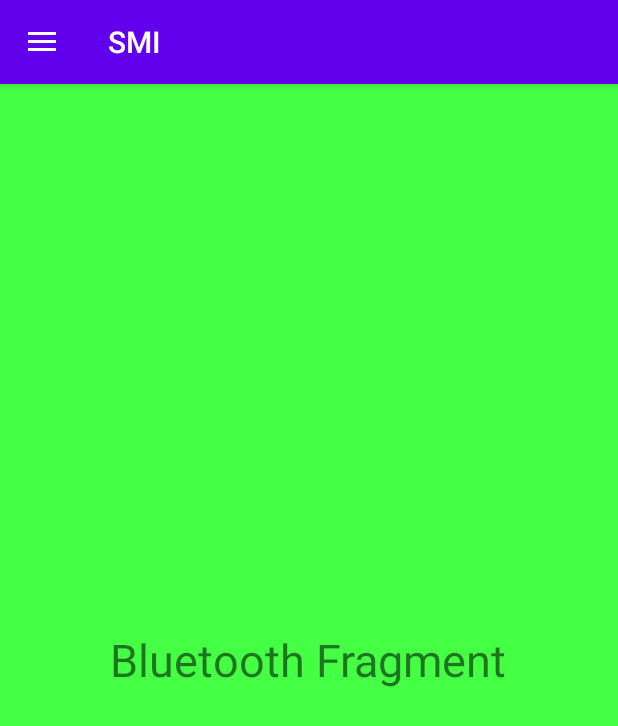
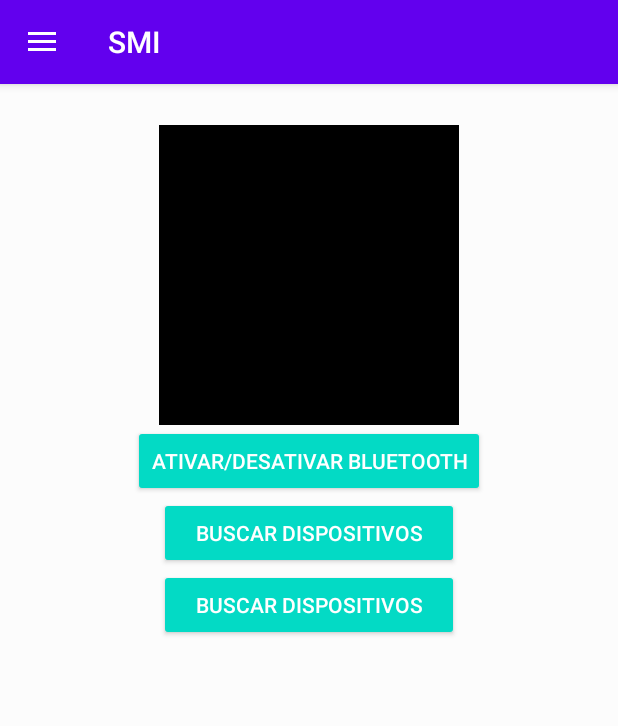
Before and after one commit to edsonpinheiro/projectSMI, an Android app: the fragment BluetoothFragment placed in its activity, on a phone screen of 412 x 824 dp. Shown: the top 726 px of the screen. Run offline under Robolectric (Android 15) with nearby library versions, the phone set to English and light mode, and no system bars.

Commit message:
Criar tela BluetoothFragment. Adicionar função de habilitar e desabilitar Bluetooth

```diff
--- a/app/src/main/AndroidManifest.xml
+++ b/app/src/main/AndroidManifest.xml
@@ -1,6 +1,9 @@
 <?xml version="1.0" encoding="utf-8"?>
 <manifest xmlns:android="http://schemas.android.com/apk/res/android"
     package="br.com.daniel.ramos.projetosmi">
+
+    <uses-permission android:name="android.permission.BLUETOOTH"/>
+    <uses-permission android:name="android.permission.BLUETOOTH_ADMIN"/>
 
     <application
         android:allowBackup="true"
--- a/app/src/main/java/br/com/daniel/ramos/projetosmi/Presenter/PresenterMVP.java
+++ b/app/src/main/java/br/com/daniel/ramos/projetosmi/Presenter/PresenterMVP.java
@@ -1,5 +1,10 @@
 package br.com.daniel.ramos.projetosmi.Presenter;
 
+import android.content.Context;
+import android.content.Intent;
+import android.widget.TextView;
+
+import androidx.annotation.Nullable;
 import androidx.fragment.app.Fragment;
 import androidx.fragment.app.FragmentManager;
 
@@ -13,6 +18,7 @@ public interface PresenterMVP {
 
     /* Representa o Presenter no MVP para o BluetoothFragment */
     interface BluetoothPresenter {
-
+        void enableDisableBT();
+        void broadcastReceiver1(Context context, Intent intent);
     }
 }
--- a/app/src/main/java/br/com/daniel/ramos/projetosmi/View/BluetoothFragment.java
+++ b/app/src/main/java/br/com/daniel/ramos/projetosmi/View/BluetoothFragment.java
@@ -1,21 +1,109 @@
 package br.com.daniel.ramos.projetosmi.View;
 
+import android.bluetooth.BluetoothAdapter;
+import android.bluetooth.BluetoothDevice;
+import android.content.BroadcastReceiver;
+import android.content.Context;
+import android.content.Intent;
+import android.content.IntentFilter;
 import android.os.Bundle;
+import android.util.Log;
 import android.view.LayoutInflater;
 import android.view.View;
 import android.view.ViewGroup;
+import android.widget.Button;
+import android.widget.ImageView;
+import android.widget.TextView;
+import android.widget.Toast;
 
 import androidx.annotation.NonNull;
 import androidx.annotation.Nullable;
 import androidx.fragment.app.Fragment;
 
+import br.com.daniel.ramos.projetosmi.Presenter.BluetoothPresenter;
+import br.com.daniel.ramos.projetosmi.Presenter.PresenterMVP;
 import br.com.daniel.ramos.projetosmi.R;
 
-public class BluetoothFragment extends Fragment {
+public class BluetoothFragment extends Fragment implements ViewMVP.BluetoothView, View.OnClickListener {
+
+    private static final String TAG = "BluetoothFragment";
+
+    private static final int REQUEST_ENABLE_BT = 0;
+    private static final int REQUEST_DISCOVER_BT = 1;
+
+    private PresenterMVP.BluetoothPresenter mPresenter;
+    private BluetoothAdapter mBluetoothAdapter;
+
+    private TextView statusBlueTv, pairedTv, informeMsgTv;
+    private ImageView blueIv;
+    private Button btnOnOff, discoverBtn, pairedBtn;
+
+
 
     @Nullable
     @Override
     public View onCreateView(@NonNull LayoutInflater inflater, @Nullable ViewGroup container, @Nullable Bundle savedInstanceState) {
-        return inflater.inflate(R.layout.fragment_bluetooth, container, false);
+        View view = inflater.inflate(R.layout.fragment_bluetooth, container, false);
+        initViews(view);
+        mBluetoothAdapter = BluetoothAdapter.getDefaultAdapter();
+        mPresenter = new BluetoothPresenter(this, mBluetoothAdapter);
+
+        return view;
     }
+
+    @Override
+    public void onDestroy() {
+        super.onDestroy();
+        getActivity().unregisterReceiver(mBroadcastReceiver1);
+    }
+
+    // BroadcastReceiver para ACTION_FOUND
+    private final BroadcastReceiver mBroadcastReceiver1 = new BroadcastReceiver() {
+        @Override
+        public void onReceive(Context context, Intent intent) {
+            mPresenter.broadcastReceiver1(context, intent);
+        }
+    };
+
+    private void initViews(View view) {
+        pairedBtn = view.findViewById(R.id.pairedBluetoothBtn);
+        btnOnOff = view.findViewById(R.id.bluetoothONOFFBtn);
+        discoverBtn = view.findViewById(R.id.discoverBluetoothBtn);
+        statusBlueTv = view.findViewById(R.id.statusBluetoothTv);
+        pairedTv = view.findViewById(R.id.pairedTv);
+        blueIv = view.findViewById(R.id.bluetoothIv);
+        informeMsgTv = view.findViewById(R.id.informeMessageTv);
+
+        pairedBtn.setOnClickListener(this);
+        btnOnOff.setOnClickListener(this);
+        discoverBtn.setOnClickListener(this);
+    }
+
+    @Override
+    public void onClick(View v) {
+        switch (v.getId()){
+            case R.id.pairedBluetoothBtn:
+                break;
+            case R.id.bluetoothONOFFBtn:
+                mPresenter.enableDisableBT();
+                break;
+            case R.id.discoverBluetoothBtn:
+                break;
+        }
+    }
+
+    @Override
+    public void enableBT() {
+        Intent enableBTIntent = new Intent(BluetoothAdapter.ACTION_REQUEST_ENABLE);
+        startActivity(enableBTIntent);
+    }
+
+    @Override
+    public void filterStatusBT(){
+        // Filtro que intercepta mudança no status bluetooth
+        IntentFilter BTIntent = new IntentFilter(BluetoothAdapter.ACTION_STATE_CHANGED);
+        getActivity().registerReceiver(mBroadcastReceiver1, BTIntent);
+    }
+
+
 }
--- a/app/src/main/java/br/com/daniel/ramos/projetosmi/View/ViewMVP.java
+++ b/app/src/main/java/br/com/daniel/ramos/projetosmi/View/ViewMVP.java
@@ -1,12 +1,18 @@
 package br.com.daniel.ramos.projetosmi.View;
+
+import android.content.Intent;
+
+import androidx.annotation.Nullable;
 
 public interface ViewMVP {
 
     /* Representa a View no MVP para o DashboardFragment */
     interface DashboardView {}
+
     /* Representa a View no MVP para o BluetoothFragment */
     interface BluetoothView {
-
+        void enableBT();
+        void filterStatusBT();
     }
 
 }
--- a/app/src/main/res/layout/fragment_bluetooth.xml
+++ b/app/src/main/res/layout/fragment_bluetooth.xml
@@ -1,15 +1,76 @@
 <?xml version="1.0" encoding="utf-8"?>
-<RelativeLayout xmlns:android="http://schemas.android.com/apk/res/android"
+<LinearLayout xmlns:android="http://schemas.android.com/apk/res/android"
     android:layout_width="match_parent"
     android:layout_height="match_parent"
-    android:background="#F4f4">
+    android:background="@color/colorBackground"
+    android:orientation="vertical"
+    android:gravity="center_horizontal">
 
+    <!-- Apresenta se o Bluetooth está disponível ou nãoi -->
     <TextView
+        android:id="@+id/statusBluetoothTv"
+        android:layout_width="match_parent"
+        android:layout_height="wrap_content"
+        android:text=""
+        android:textAlignment="center"
+        android:textSize="20sp"
+        android:textColor="#000"/>
+
+    <!-- Imagem Bluetooth (on/off) -->
+    <ImageView
+        android:id="@+id/bluetoothIv"
+        android:layout_width="200dp"
+        android:layout_height="200dp"
+        android:background="#000"/>
+
+    <!-- Ligar Bluetooth -->
+    <Button
+        android:id="@+id/bluetoothONOFFBtn"
+        android:minWidth="200dp"
         android:layout_width="wrap_content"
         android:layout_height="wrap_content"
-        android:text="Bluetooth Fragment"
-        android:textSize="30sp"
-        android:layout_centerInParent="true"/>
+        android:text="Ativar/Desativar Bluetooth"
+        style="@style/Widget.AppCompat.Button.Colored" />
+
+    <!-- Buscar dispositivos Bluetooth -->
+    <Button
+        android:id="@+id/discoverBluetoothBtn"
+        android:minWidth="200dp"
+        android:layout_width="wrap_content"
+        android:layout_height="wrap_content"
+        android:text="Buscar Dispositivos"
+        style="@style/Widget.AppCompat.Button.Colored" />
+
+    <!-- Retorna a lista de dispositivos pareados -->
+    <Button
+        android:id="@+id/pairedBluetoothBtn"
+        android:minWidth="200dp"
+        android:layout_width="wrap_content"
+        android:layout_height="wrap_content"
+        android:text="Buscar Dispositivos"
+        style="@style/Widget.AppCompat.Button.Colored" />
+
+    <!-- Retorna a lista de dispositivos pareados -->
+    <TextView
+        android:id="@+id/pairedTv"
+        android:minWidth="200dp"
+        android:text=""
+        android:textColor="#000"
+        android:layout_width="match_parent"
+        android:layout_height="wrap_content" />
+
+    <!-- Mensagem para informar se o Bluetooth precisa ser ativado -->
+    <TextView
+        android:id="@+id/informeMessageTv"
+        android:layout_width="match_parent"
+        android:layout_height="wrap_content"
+        android:text=""
+        android:textAlignment="center"
+        android:textSize="20sp"
+        android:textColor="#000"/>
 
 
-</RelativeLayout>
+
+
+
+</LinearLayout>
```
Also changed, not shown: app/src/main/java/br/com/daniel/ramos/projetosmi/Presenter/BluetoothPresenter.java (+59 -1 lines), app/src/main/res/drawable-anydpi/ic_bluetooth_off.xml (added, +11 -0 lines), app/src/main/res/drawable-anydpi/ic_bluetooth_on.xml (added, +11 -0 lines), app/src/main/res/drawable-hdpi/ic_bluetooth_off.png (added), app/src/main/res/drawable-hdpi/ic_bluetooth_on.png (added), app/src/main/res/drawable-mdpi/ic_bluetooth_off.png (added), app/src/main/res/drawable-mdpi/ic_bluetooth_on.png (added), app/src/main/res/drawable-xhdpi/ic_bluetooth_off.png (added), app/src/main/res/drawable-xhdpi/ic_bluetooth_on.png (added), app/src/main/res/drawable-xxhdpi/ic_bluetooth_off.png (added), app/src/main/res/drawable-xxhdpi/ic_bluetooth_on.png (added).
